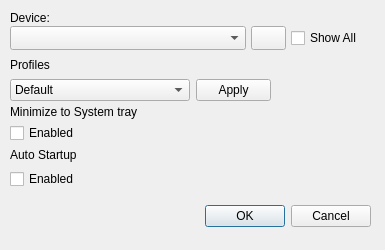
This is settings.ui in iago-fragnan/attack-shark-x11-linux as Qt 5 draws it before an edit. The edited form follows.
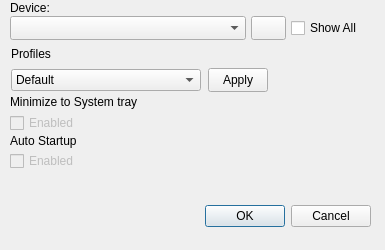
This is the edited form. Icons and pictures are not drawn.

```diff
--- a/settings.ui
+++ b/settings.ui
@@ -45,7 +45,7 @@
    <property name="geometry">
     <rect>
      <x>10</x>
-     <y>10</y>
+     <y>0</y>
      <width>371</width>
      <height>41</height>
     </rect>
@@ -160,7 +160,7 @@
    <property name="geometry">
     <rect>
      <x>10</x>
-     <y>100</y>
+     <y>90</y>
      <width>371</width>
      <height>43</height>
     </rect>
@@ -178,6 +178,9 @@
     </item>
     <item>
      <widget class="QCheckBox" name="chkbox_minimizeTray">
+      <property name="enabled">
+       <bool>false</bool>
+      </property>
       <property name="text">
        <string>Enabled</string>
       </property>
@@ -189,9 +192,9 @@
    <property name="geometry">
     <rect>
      <x>10</x>
-     <y>140</y>
+     <y>130</y>
      <width>371</width>
-     <height>49</height>
+     <height>41</height>
     </rect>
    </property>
    <layout class="QVBoxLayout" name="verticalLayout_3">
@@ -207,6 +210,9 @@
     </item>
     <item>
      <widget class="QCheckBox" name="chkbox_autostartup">
+      <property name="enabled">
+       <bool>false</bool>
+      </property>
       <property name="text">
        <string>Enabled</string>
       </property>
@@ -218,9 +224,9 @@
    <property name="geometry">
     <rect>
      <x>10</x>
-     <y>50</y>
+     <y>40</y>
      <width>261</width>
-     <height>51</height>
+     <height>52</height>
     </rect>
    </property>
    <layout class="QGridLayout" name="gridLayout">
@@ -232,10 +238,16 @@
     </property>
     <item row="2" column="1">
      <widget class="QPushButton" name="btn_applyProfilePreset">
+      <property name="minimumSize">
+       <size>
+        <width>60</width>
+        <height>24</height>
+       </size>
+      </property>
       <property name="maximumSize">
        <size>
-        <width>75</width>
-        <height>120</height>
+        <width>60</width>
+        <height>24</height>
        </size>
       </property>
       <property name="text">
```
